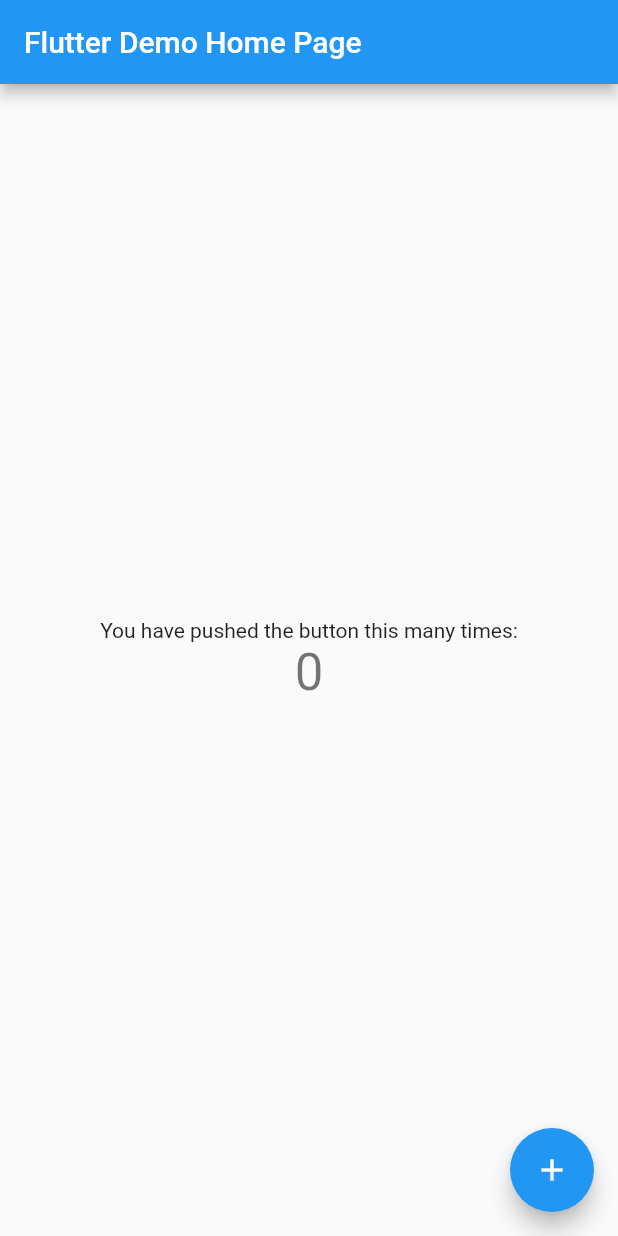
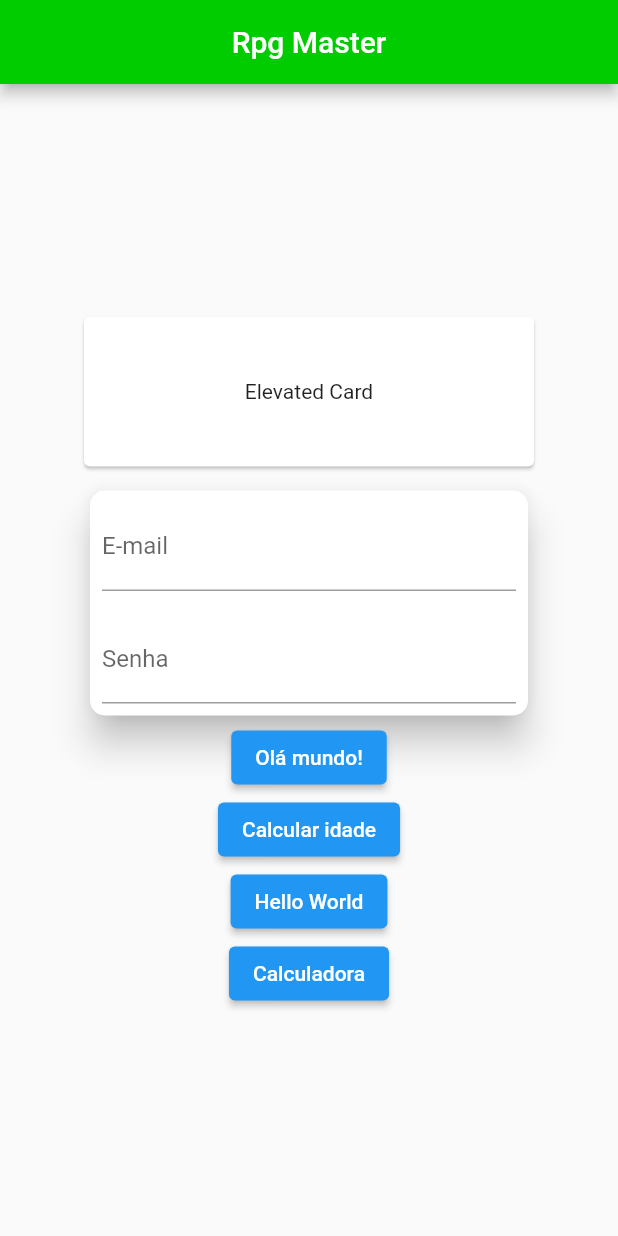
Before and after one commit to souza99/d_d_master_flutter, a Flutter app: the screen it shows after launch, on a phone screen of 412 x 824 dp. Run offline on Flutter 3.47's test engine with Material 2 defaults, Android fonts, the phone set to English and light mode, and no system bars.

Commit message:
Começado front

```diff
--- /dev/null
+++ b/lib/Styles/colors.dart
@@ -0,0 +1,7 @@
+import 'package:flutter/material.dart';
+
+class Cores {
+  Color Verde() {
+    return Color.fromRGBO(0, 204, 0, 1);
+  }
+}
--- /dev/null
+++ b/lib/View/menu.dart
@@ -0,0 +1,100 @@
+import 'package:flutter/material.dart';
+import '../Styles/colors.dart' as colors;
+
+class Menu extends StatelessWidget {
+  String? email;
+  String? senha;
+  Widget criarBotao(String nomeBotao, VoidCallback? acaoBotao) {
+    return ElevatedButton(
+      child: Text(nomeBotao),
+      onPressed: acaoBotao,
+    );
+  }
+
+  @override
+  Widget build(BuildContext context) {
+    var primeiroBotao = ElevatedButton(
+      child: const Text("Primeiro Botão"),
+      onPressed: () {
+        print('Hello world');
+      },
+    );
+
+    return Scaffold(
+        appBar: AppBar(
+          title: const Center(child: Text("Rpg Master")),
+          backgroundColor: colors.Cores().Verde(),
+        ),
+        body: Center(
+          child: Column(
+            mainAxisAlignment: MainAxisAlignment.center,
+            children: [
+              ElevatedCardExample(),
+              Card(),
+              Container(
+                width: 300,
+                child: Card(
+                  shape: RoundedRectangleBorder(
+                    borderRadius: BorderRadius.circular(10.0),
+                  ),
+                  elevation: 10,
+                  child: SizedBox(
+                    width: 300,
+                    height: 150,
+                    child: Center(
+                        child: Column(
+                      children: [
+                        Padding(
+                          padding: const EdgeInsets.all(8.0),
+                          child: TextFormField(
+                            decoration: const InputDecoration(
+                              label: Text("E-mail"),
+                              hintText: "Digite seu email",
+                            ),
+                            onChanged: (value) => email = value,
+                          ),
+                        ),
+                        Padding(
+                          padding: const EdgeInsets.all(8.0),
+                          child: TextFormField(
+                            decoration: const InputDecoration(
+                              label: Text("Senha"),
+                              hintText: "Digite sua senha",
+                            ),
+                            onChanged: (value) => senha = value,
+                          ),
+                        ),
+                      ],
+                    )),
+                  ),
+                ),
+              ),
+              criarBotao("Olá mundo!", () => print("Hello World")),
+              criarBotao("Calcular idade",
+                  () => Navigator.pushNamed(context, "/calcularIdade")),
+              criarBotao("Hello World",
+                  () => Navigator.pushNamed(context, "/helloWorld")),
+              criarBotao("Calculadora",
+                  () => Navigator.pushNamed(context, "/calculadora"))
+            ],
+          ),
+        ));
+  }
+}
+
+class ElevatedCardExample extends StatelessWidget {
+  const ElevatedCardExample({Key? key}) : super(key: key);
+
+  @override
+  Widget build(BuildContext context) {
+    return const Center(
+      child: Card(
+        child: SizedBox(
+          width: 300,
+          height: 100,
+          child: Center(child: Text('Elevated Card')),
+        ),
+      ),
+    );
+  }
+}
--- a/lib/main.dart
+++ b/lib/main.dart
@@ -1,3 +1,7 @@
+import 'package:rpg_d_d_flutter/View/calcular_idade.dart';
+import 'package:rpg_d_d_flutter/View/hello_world.dart';
+import 'package:rpg_d_d_flutter/View/calculadora.dart';
+import 'package:rpg_d_d_flutter/View/menu.dart';
 import 'package:flutter/material.dart';
 
 void main() {
@@ -7,39 +11,27 @@ void main() {
 class MyApp extends StatelessWidget {
   const MyApp({Key? key}) : super(key: key);
 
-  // This widget is the root of your application.
   @override
   Widget build(BuildContext context) {
     return MaterialApp(
       title: 'Flutter Demo',
+      debugShowCheckedModeBanner: false,
       theme: ThemeData(
-        // This is the theme of your application.
-        //
-        // Try running your application with "flutter run". You'll see the
-        // application has a blue toolbar. Then, without quitting the app, try
-        // changing the primarySwatch below to Colors.green and then invoke
-        // "hot reload" (press "r" in the console where you ran "flutter run",
-        // or simply save your changes to "hot reload" in a Flutter IDE).
-        // Notice that the counter didn't reset back to zero; the application
-        // is not restarted.
         primarySwatch: Colors.blue,
       ),
-      home: const MyHomePage(title: 'Flutter Demo Home Page'),
+      routes: {
+        "/": (context) => Menu(),
+        "/calcularIdade": (context) => CalcularIdade(),
+        "/helloWorld": (context) => HelloWorld(),
+        "/calculadora": (context) => Calculadora(),
+      },
+      // const MyHomePage(title: 'Primeiro app'),
     );
   }
 }
 
 class MyHomePage extends StatefulWidget {
   const MyHomePage({Key? key, required this.title}) : super(key: key);
-
-  // This widget is the home page of your application. It is stateful, meaning
-  // that it has a State object (defined below) that contains fields that affect
-  // how it looks.
-
-  // This class is the configuration for the state. It holds the values (in this
-  // case the title) provided by the parent (in this case the App widget) and
-  // used by the build method of the State. Fields in a Widget subclass are
-  // always marked "final".
 
   final String title;
 
@@ -52,47 +44,18 @@ class _MyHomePageState extends State<MyHomePage> {
 
   void _incrementCounter() {
     setState(() {
-      // This call to setState tells the Flutter framework that something has
-      // changed in this State, which causes it to rerun the build method below
-      // so that the display can reflect the updated values. If we changed
-      // _counter without calling setState(), then the build method would not be
-      // called again, and so nothing would appear to happen.
       _counter++;
     });
   }
 
   @override
   Widget build(BuildContext context) {
-    // This method is rerun every time setState is called, for instance as done
-    // by the _incrementCounter method above.
-    //
-    // The Flutter framework has been optimized to make rerunning build methods
-    // fast, so that you can just rebuild anything that needs updating rather
-    // than having to individually change instances of widgets.
     return Scaffold(
       appBar: AppBar(
-        // Here we take the value from the MyHomePage object that was created by
-        // the App.build method, and use it to set our appbar title.
         title: Text(widget.title),
       ),
       body: Center(
-        // Center is a layout widget. It takes a single child and positions it
-        // in the middle of the parent.
         child: Column(
-          // Column is also a layout widget. It takes a list of children and
-          // arranges them vertically. By default, it sizes itself to fit its
-          // children horizontally, and tries to be as tall as its parent.
-          //
-          // Invoke "debug painting" (press "p" in the console, choose the
-          // "Toggle Debug Paint" action from the Flutter Inspector in Android
-          // Studio, or the "Toggle Debug Paint" command in Visual Studio Code)
-          // to see the wireframe for each widget.
-          //
-          // Column has various properties to control how it sizes itself and
-          // how it positions its children. Here we use mainAxisAlignment to
-          // center the children vertically; the main axis here is the vertical
-          // axis because Columns are vertical (the cross axis would be
-          // horizontal).
           mainAxisAlignment: MainAxisAlignment.center,
           children: <Widget>[
             const Text(
@@ -109,7 +72,7 @@ class _MyHomePageState extends State<MyHomePage> {
         onPressed: _incrementCounter,
         tooltip: 'Increment',
         child: const Icon(Icons.add),
-      ), // This trailing comma makes auto-formatting nicer for build methods.
+      ),
     );
   }
 }
```
Also changed, not shown: lib/View/calculadora.dart (added, +133 -0 lines), lib/View/calcular_idade.dart (added, +56 -0 lines), lib/View/hello_world.dart (added, +43 -0 lines).
